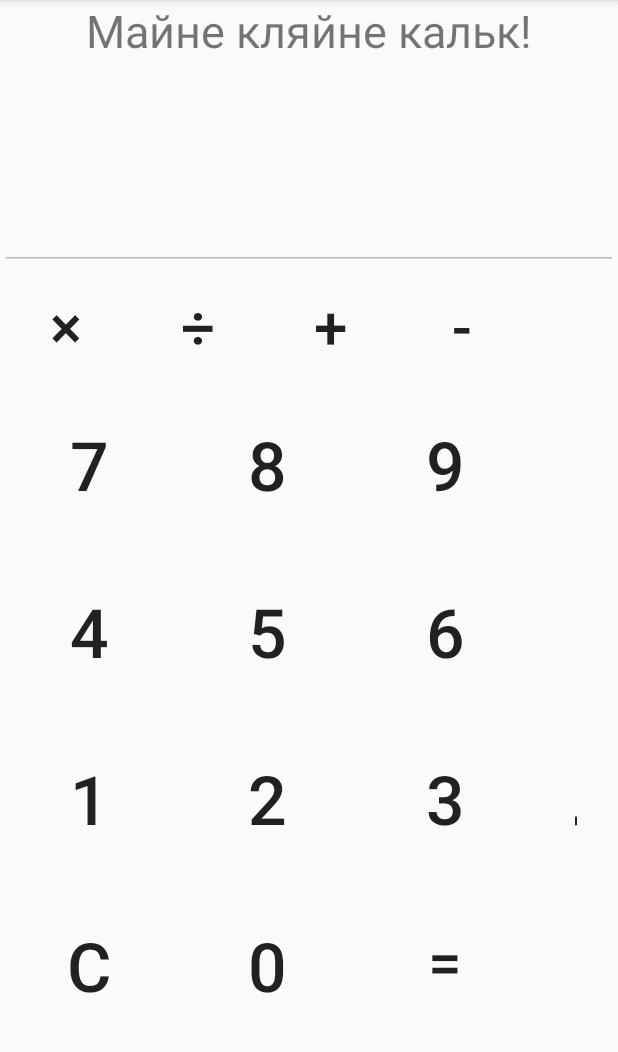
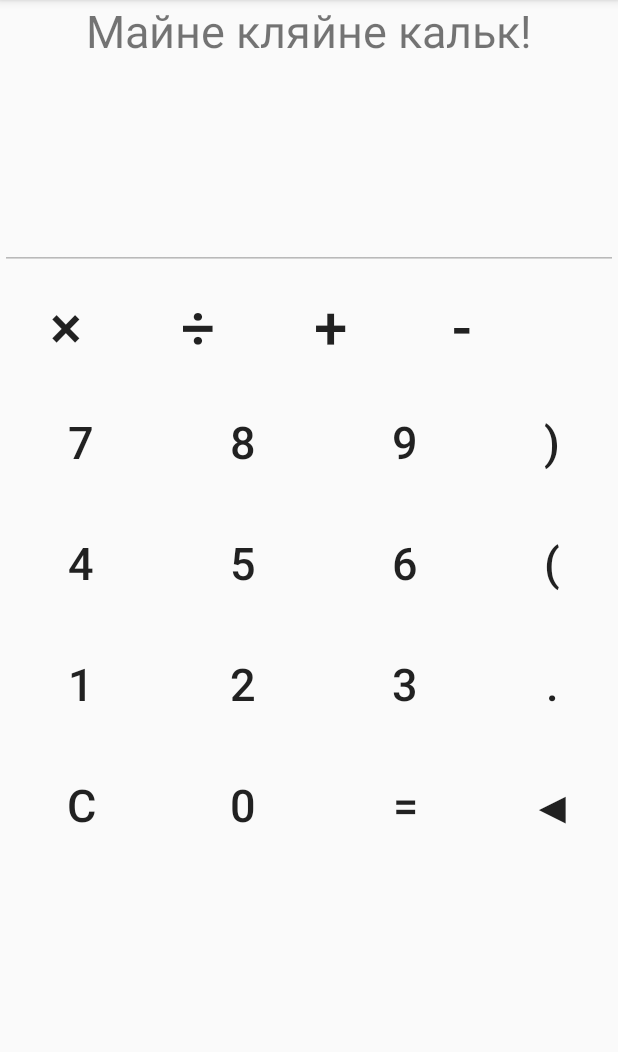
Before and after one commit to Skwardlow/Mobile, an Android app: the Calc screen opened directly, with no data from a screen before it, on a phone screen of 412 x 824 dp, the part 84-1136 px from its top. Run offline under Robolectric (Android 15) with nearby library versions, the phone set to English and light mode, and no system bars.

Commit message:
added Compass

```diff
--- a/Calc/app/src/main/AndroidManifest.xml
+++ b/Calc/app/src/main/AndroidManifest.xml
@@ -9,7 +9,9 @@
         android:roundIcon="@mipmap/ic_launcher_round"
         android:supportsRtl="true"
         android:theme="@style/AppTheme">
-        <activity android:name=".Calc"></activity>
+        <activity android:name=".Tabs"></activity>
+        <activity android:name=".Compass" />
+        <activity android:name=".Calc" />
         <activity android:name=".MainActivity">
             <intent-filter>
                 <action android:name="android.intent.action.MAIN" />
--- a/Calc/app/src/main/res/layout/activity_main.xml
+++ b/Calc/app/src/main/res/layout/activity_main.xml
@@ -76,7 +76,7 @@
         android:layout_height="wrap_content"
         android:layout_below="@id/buttonMultiply"
         android:text="7"
-        android:layout_margin="15sp"
+        android:layout_margin="@dimen/marginButtonSize"
         android:textSize="@dimen/textSize"
         />
     <Button
@@ -87,7 +87,7 @@
         android:layout_below="@id/buttonMultiply"
         android:layout_toRightOf="@+id/buttonSeven"
         android:text="8"
-        android:layout_margin="15sp"
+        android:layout_margin="@dimen/marginButtonSize"
         android:textSize="@dimen/textSize"
         />
     <Button
@@ -98,17 +98,27 @@
         android:layout_below="@id/buttonMultiply"
         android:layout_toRightOf="@+id/buttonEight"
         android:text="9"
-        android:layout_margin="15sp"
+        android:layout_margin="@dimen/marginButtonSize"
         android:textSize="@dimen/textSize"
         />
-
+    <Button
+        android:id="@+id/buttonLeftBracket"
+        style="@style/Widget.AppCompat.Button.Borderless"
+        android:layout_width="wrap_content"
+        android:layout_height="wrap_content"
+        android:layout_below="@id/buttonMultiply"
+        android:layout_toRightOf="@+id/buttonNine"
+        android:text=")"
+        android:layout_margin="@dimen/marginButtonSize"
+        android:textSize="@dimen/textSize"
+        />
     <Button
         android:id="@+id/buttonFour"
         style="@style/Widget.AppCompat.Button.Borderless"
         android:layout_width="wrap_content"
         android:layout_height="wrap_content"
         android:layout_below="@id/buttonSeven"
-        android:layout_margin="15sp"
+        android:layout_margin="@dimen/marginButtonSize"
         android:text="4"
         android:textSize="@dimen/textSize"
         />
@@ -118,7 +128,7 @@
         android:layout_width="wrap_content"
         android:layout_height="wrap_content"
         android:layout_below="@id/buttonSeven"
-        android:layout_margin="15sp"
+        android:layout_margin="@dimen/marginButtonSize"
         android:layout_toRightOf="@id/buttonFour"
         android:text="5"
         android:textSize="@dimen/textSize"
@@ -129,19 +139,29 @@
         android:layout_width="wrap_content"
         android:layout_height="wrap_content"
         android:layout_below="@id/buttonNine"
-        android:layout_margin="15sp"
+        android:layout_margin="@dimen/marginButtonSize"
         android:layout_toRightOf="@id/buttonFive"
         android:text="6"
         android:textSize="@dimen/textSize"
         />
-
+    <Button
+        android:id="@+id/buttonRightBracket"
+        style="@style/Widget.AppCompat.Button.Borderless"
+        android:layout_width="wrap_content"
+        android:layout_height="wrap_content"
+        android:layout_below="@id/buttonLeftBracket"
+        android:layout_toRightOf="@+id/buttonSix"
+        android:text="("
+        android:layout_margin="@dimen/marginButtonSize"
+        android:textSize="@dimen/textSize"
+        />
     <Button
         android:id="@+id/buttonOne"
         android:layout_width="wrap_content"
         android:layout_height="wrap_content"
         style="@style/Widget.AppCompat.Button.Borderless"
         android:layout_below="@+id/buttonFour"
-        android:layout_margin="15sp"
+        android:layout_margin="@dimen/marginButtonSize"
         android:text="1"
         android:textSize="@dimen/textSize"
         />
@@ -151,7 +171,7 @@
         android:layout_height="wrap_content"
         style="@style/Widget.AppCompat.Button.Borderless"
         android:layout_below="@+id/buttonFive"
-        android:layout_margin="15sp"
+        android:layout_margin="@dimen/marginButtonSize"
         android:layout_toRightOf="@+id/buttonOne"
         android:text="2"
         android:textSize="@dimen/textSize"
@@ -162,7 +182,7 @@
         android:layout_height="wrap_content"
         style="@style/Widget.AppCompat.Button.Borderless"
         android:layout_below="@+id/buttonSix"
-        android:layout_margin="15sp"
+        android:layout_margin="@dimen/marginButtonSize"
         android:layout_toRightOf="@+id/buttonTwo"
         android:text="3"
         android:textSize="@dimen/textSize"
@@ -173,7 +193,7 @@
         android:layout_height="wrap_content"
         style="@style/Widget.AppCompat.Button.Borderless"
         android:layout_below="@+id/buttonSix"
-        android:layout_margin="15sp"
+        android:layout_margin="@dimen/marginButtonSize"
         android:layout_toRightOf="@+id/buttonThree"
         android:text="."
         android:textSize="@dimen/textSize"
@@ -184,7 +204,7 @@
         android:layout_height="wrap_content"
         style="@style/Widget.AppCompat.Button.Borderless"
         android:layout_below="@+id/buttonOne"
-        android:layout_margin="15sp"
+        android:layout_margin="@dimen/marginButtonSize"
         android:layout_toRightOf="@id/buttonClear"
         android:text="0"
         android:textSize="@dimen/textSize"
@@ -195,21 +215,31 @@
         android:layout_width="wrap_content"
         android:layout_height="wrap_content"
         android:layout_below="@id/buttonDot"
-        android:layout_margin="15sp"
+        android:layout_margin="@dimen/marginButtonSize"
         android:layout_toRightOf="@id/buttonZero"
         android:text="="
-        android:textSize="40sp" />
+        android:textSize="@dimen/textSize" />
     <Button
         android:id="@+id/buttonClear"
         style="@style/Widget.AppCompat.Button.Borderless"
         android:layout_width="wrap_content"
         android:layout_height="wrap_content"
         android:layout_below="@+id/buttonOne"
-        android:layout_margin="15sp"
+        android:layout_margin="@dimen/marginButtonSize"
         android:text="C"
-        android:textSize="45sp"
+        android:textSize="@dimen/textSize"
+        />
+    <Button
+        android:id="@+id/buttonRemove"
+        style="@style/Widget.AppCompat.Button.Borderless"
+        android:layout_width="wrap_content"
+        android:layout_height="wrap_content"
+        android:layout_below="@id/buttonDot"
+        android:layout_margin="@dimen/marginButtonSize"
+        android:layout_toRightOf="@id/buttonEquals"
+        android:text="◀"
+        android:textSize="@dimen/textSize"
         />
 
 
-
 </RelativeLayout>
--- a/Calc/app/src/main/res/values/values.xml
+++ b/Calc/app/src/main/res/values/values.xml
@@ -1,4 +1,5 @@
 <?xml version="1.0" encoding="utf-8"?>
 <resources>
-    <dimen name="textSize">45sp</dimen>
+    <dimen name="textSize">30sp</dimen>
+    <dimen name="marginButtonSize">10sp</dimen>
 </resources>
```
Also changed, not shown: Calc/app/src/main/java/ru/mobile/calc/Calc.java (+97 -84 lines), Calc/app/src/main/java/ru/mobile/calc/Compass.java (added, +48 -0 lines), Calc/app/src/main/java/ru/mobile/calc/MainActivity.java (+11 -5 lines), Calc/app/src/main/java/ru/mobile/calc/Tabs.java (added, +14 -0 lines), Calc/app/src/main/res/layout/activity_calc.xml (+11 -3 lines), Calc/app/src/main/res/layout/activity_compass.xml (added, +28 -0 lines), Calc/app/src/main/res/layout/activity_tabs.xml (added, +9 -0 lines).
